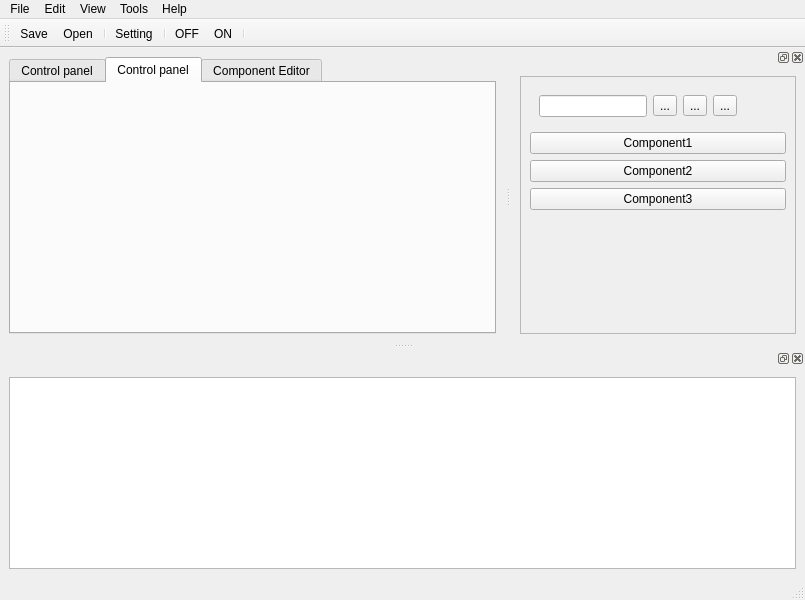
Qt form tools/rcmanager/rcmanagerUItemplate.ui (BasilMVarghese/robocomp) before a commit.
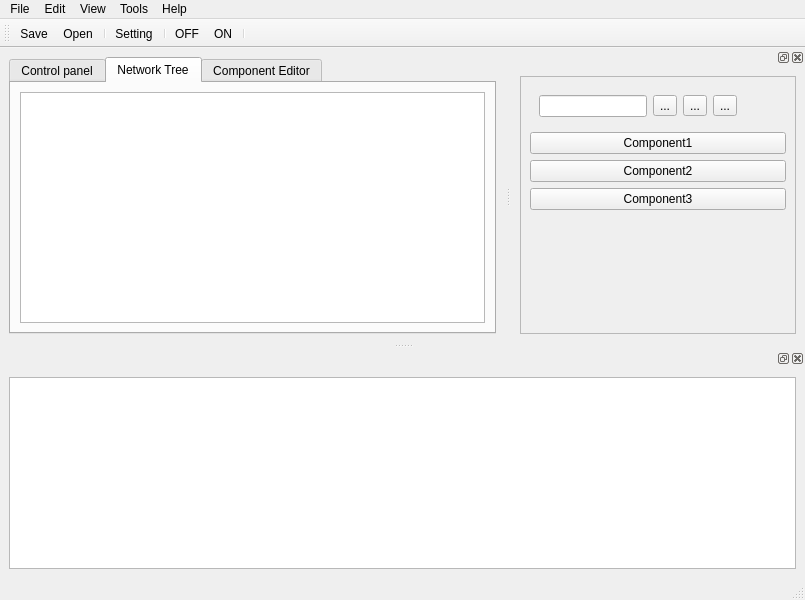
The same form after that commit. The open tabs and pages were chosen to show the change. Icons and pictures are not drawn.

Patch:
```diff
--- a/tools/rcmanager/rcmanagerUItemplate.ui
+++ b/tools/rcmanager/rcmanagerUItemplate.ui
@@ -17,6 +17,12 @@
    <layout class="QGridLayout" name="gridLayout">
     <item row="0" column="1">
      <widget class="QTabWidget" name="tabWidget">
+      <property name="maximumSize">
+       <size>
+        <width>16777215</width>
+        <height>16777215</height>
+       </size>
+      </property>
       <property name="currentIndex">
        <number>2</number>
       </property>
@@ -28,8 +34,13 @@
       </widget>
       <widget class="QWidget" name="tab_3">
        <attribute name="title">
-        <string>Control panel</string>
+        <string>Network Tree</string>
        </attribute>
+       <layout class="QGridLayout" name="gridLayout_5">
+        <item row="0" column="0">
+         <widget class="QGraphicsView" name="graphicsView"/>
+        </item>
+       </layout>
       </widget>
       <widget class="QWidget" name="tab_2">
        <attribute name="title">
```
Left out of the diff: 6 changed lines with no effect on the pictures.
